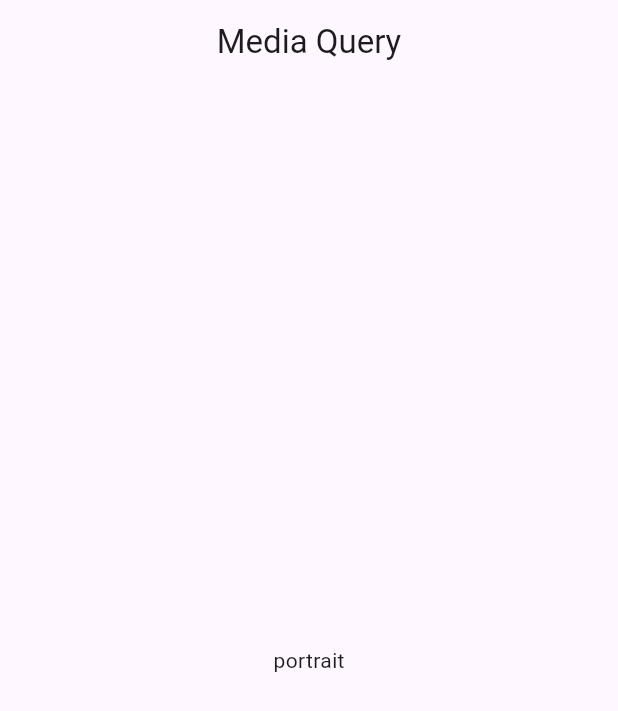
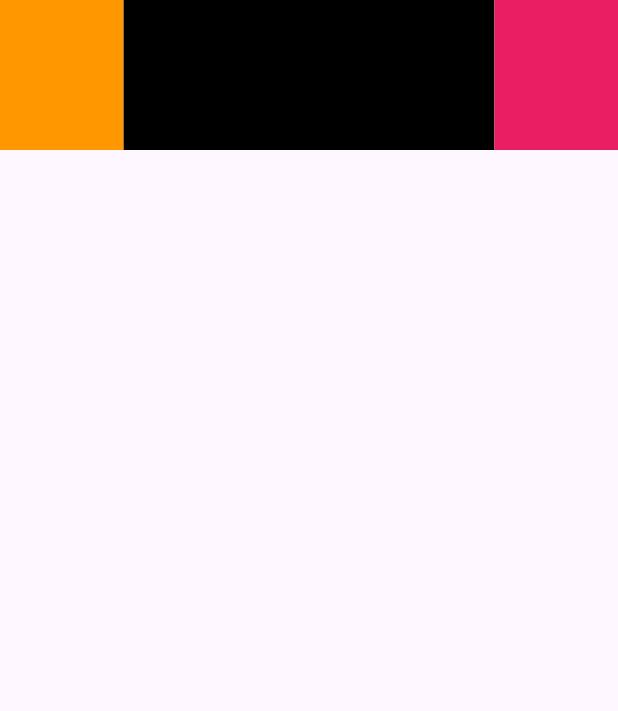
Before and after one commit to Zahirul064/live_class_project, a Flutter app: the screen it shows after launch, on a phone screen of 412 x 824 dp. Shown: the top 711 px of the screen. Run offline on Flutter 3.47's test engine with Material 3 defaults, Android fonts, the phone set to English and light mode, and no system bars.

Commit message:
new updated

```diff
--- a/lib/main.dart
+++ b/lib/main.dart
@@ -1,6 +1,5 @@
-//  MediaQuery | Wrap | LayoutBuilder | OrientationBuilder
-
-
+// Aspect Ration | Expanded |Flexible| ReactionllySizeBox
+//
 
 import 'package:flutter/material.dart';
 
@@ -20,152 +19,99 @@ class SimpleApp extends StatelessWidget {
   }
 }
 
-class Home extends StatefulWidget {
+class Home extends StatelessWidget {
   const Home({super.key});
 
   @override
-  State<Home> createState() => _HomeState();
-}
+  Widget build(BuildContext context) {
+    return Scaffold(
+      // appBar: AppBar(
+      //   title: Text('Home'),
+      // ),
 
-class _HomeState extends State<Home> {
-  @override
-  Widget build(BuildContext context) {
-    //Size screenSize = MediaQuery.of(context).size;
-    Size screenSize = MediaQuery.sizeOf(context);
-    print(screenSize.width);
-    print(screenSize.height);
-    print(screenSize.flipped);
-    print(screenSize.aspectRatio);
-    print(screenSize.longestSide);
-    print(screenSize.shortestSide);
-
-    print(MediaQuery.of(context).devicePixelRatio);
-    print(MediaQuery.of(context).orientation);
-
-    return Scaffold(
-      appBar: AppBar(
-        title: Center(child: Text('Media Query')),
-      ),
-      // body: Center(
-      //   child: Column(
-      //     mainAxisAlignment: MainAxisAlignment.center,
-      //     children: [
-      //       Wrap(
-      //         alignment: WrapAlignment.center,
-      //         crossAxisAlignment: WrapCrossAlignment.start,
-      //         spacing: 10,
-      //         runSpacing: 16,
-      //         children: [
-      //           TextButton(
-      //             onPressed: () {},
-      //             child: Text('Go to Profile'),
-      //           ),
-      //           TextButton(
-      //             onPressed: () {},
-      //             child: Text('Go to Profile'),
-      //           ),
-      //           TextButton(
-      //             onPressed: () {},
-      //             child: Text('Go to Profile'),
-      //           ),
-      //           TextButton(
-      //             onPressed: () {},
-      //             child: Text('Go to Profile'),
-      //           ),
-      //           TextButton(
-      //             onPressed: () {},
-      //             child: Text('Go to Profile'),
-      //           ),
-      //           TextButton(
-      //             onPressed: () {},
-      //             child: Text('Go to Profile'),
-      //           ),
-      //           TextButton(
-      //             onPressed: () {},
-      //             child: Text('Go to Profile'),
-      //           ),
-      //           TextButton(
-      //             onPressed: () {},
-      //             child: Text('Go to Profile'),
-      //           ),
-      //           TextButton(
-      //             onPressed: () {},
-      //             child: Text('Go to Profile'),
-      //           ),
-      //           TextButton(
-      //             onPressed: () {},
-      //             child: Text('Go to Profile'),
-      //           ),
-      //           TextButton(
-      //             onPressed: () {},
-      //             child: Text('Go to Profile'),
-      //           ),
-      //           TextButton(
-      //             onPressed: () {},
-      //             child: Text('Go to Profile'),
-      //           ),
-      //           TextButton(
-      //             onPressed: () {},
-      //             child: Text('Go to Profile'),
-      //           ),
-      //           TextButton(
-      //             onPressed: () {},
-      //             child: Text('Go to Profile'),
-      //           ),
-      //           TextButton(
-      //             onPressed: () {},
-      //             child: Text('Go to Profile'),
-      //           ),
-      //           TextButton(
-      //             onPressed: () {},
-      //             child: Text('Go to Profile'),
-      //           ),
-      //           TextButton(
-      //             onPressed: () {},
-      //             child: Text('Go to Profile'),
-      //           ),
-      //           TextButton(
-      //             onPressed: () {},
-      //             child: Text('Go to Profile'),
-      //           ),
-      //           TextButton(
-      //             onPressed: () {},
-      //             child: Text('Go to Profile'),
-      //           ),
-      //           TextButton(
-      //             onPressed: () {},
-      //             child: Text('Go to Profile'),
-      //           ),
-      //           TextButton(
-      //             onPressed: () {},
-      //             child: Text('Go to Profile'),
-      //           ),
-      //         ],
-      //       ),
-      //     ],
-      //   ),
-      // ),
-      // body: Padding(
-      //   padding: const EdgeInsets.symmetric(horizontal: 8.0),
-      //   child: LayoutBuilder(
-      //     builder: (BuildContext context, BoxConstraints constraints) {
-      //       return Center(
-      //         child: Text('${constraints.maxWidth}, ${constraints.maxHeight}'),
-      //       );
-      //     }
+      // body: FractionallySizedBox(
+      //   heightFactor: .5,
+      //   widthFactor: 1,
+      //   alignment: FractionalOffset.center,
+      //   child: DecoratedBox(
+      //     decoration: BoxDecoration(
+      //       border: Border.all(color: Colors.blue, width: 10),
+      //     ),
       //   ),
       // ),
 
-      body: OrientationBuilder(
-        builder: (context, orientation) {
-          if (orientation == Orientation.portrait) {
-            return Center(
-              child: Text('portrait'),
-            );
-          } else {
-            return Center(child: Text('Landscrep'));
-          }
-        },
+      // body: AspectRatio(
+      //   aspectRatio: 16/9,
+      //   child: ColoredBox(color: Colors.black87,),
+      // )
+
+/*      body: Column(
+        children: [
+          Flexible(
+            flex: 3,
+            fit: FlexFit.tight,
+            child: SizedBox(
+              width: double.maxFinite,
+              child: ColoredBox(
+                color: Colors.red,
+              ),
+            ),
+          ),
+          Expanded(
+            flex: 2,
+            child: SizedBox(
+              width: double.maxFinite,
+              child: ColoredBox(
+                color: Colors.orange,
+              ),
+            ),
+          ),
+          Flexible(
+            fit: FlexFit.loose,
+            flex: 1,
+            child: SizedBox(
+              width: double.maxFinite,
+              height: 40,
+              child: ColoredBox(
+                color: Colors.black,
+              ),
+            ),
+          ),
+
+        ],
+      ),*/
+
+      body: SafeArea(
+        top: true,
+        bottom: false,
+        child: Tooltip(
+          message: 'This is Row',
+          showDuration:Duration(seconds: 2),
+          triggerMode: TooltipTriggerMode.tap,
+          child: Row(
+            children: [
+              Expanded(
+                child: Container(
+                  color: Colors.orange,
+                  height: 100,
+                ),
+              ),
+              Expanded(
+                flex: 3,
+                child: Container(
+                  color: Colors.black,
+                  height: 100,
+                ),
+              ),
+              Expanded(
+                child: Container(
+                  color: Colors.pink,
+                  height: 100,
+                ),
+              ),
+            ],
+          ),
+        ),
       ),
     );
   }
```
